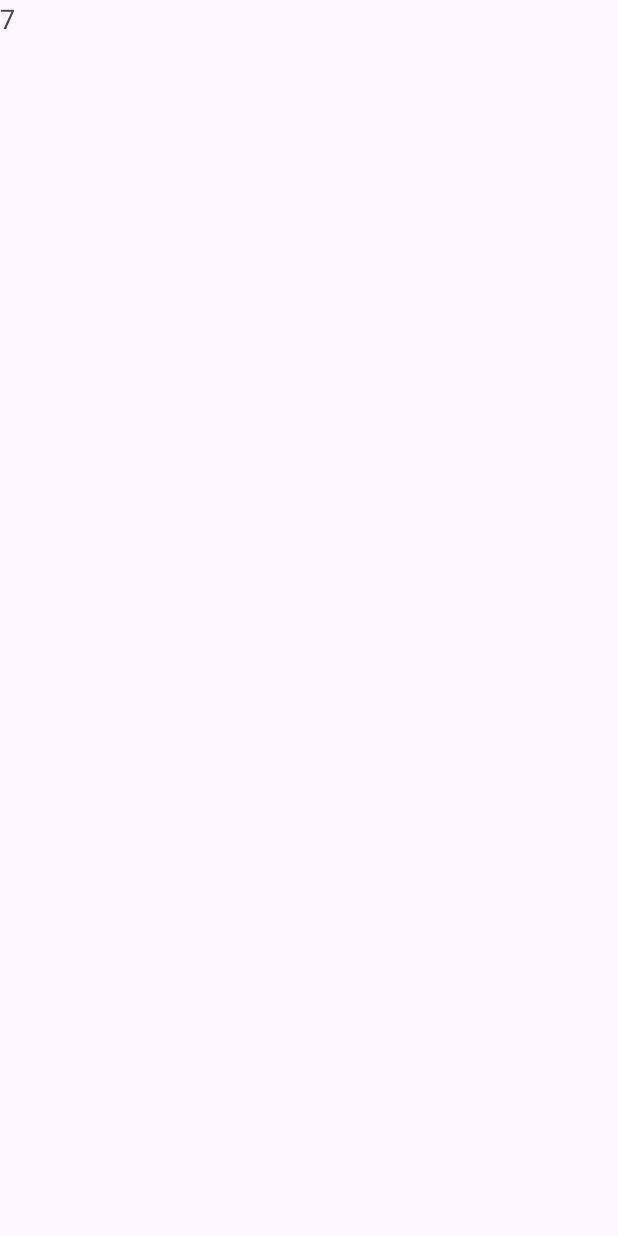
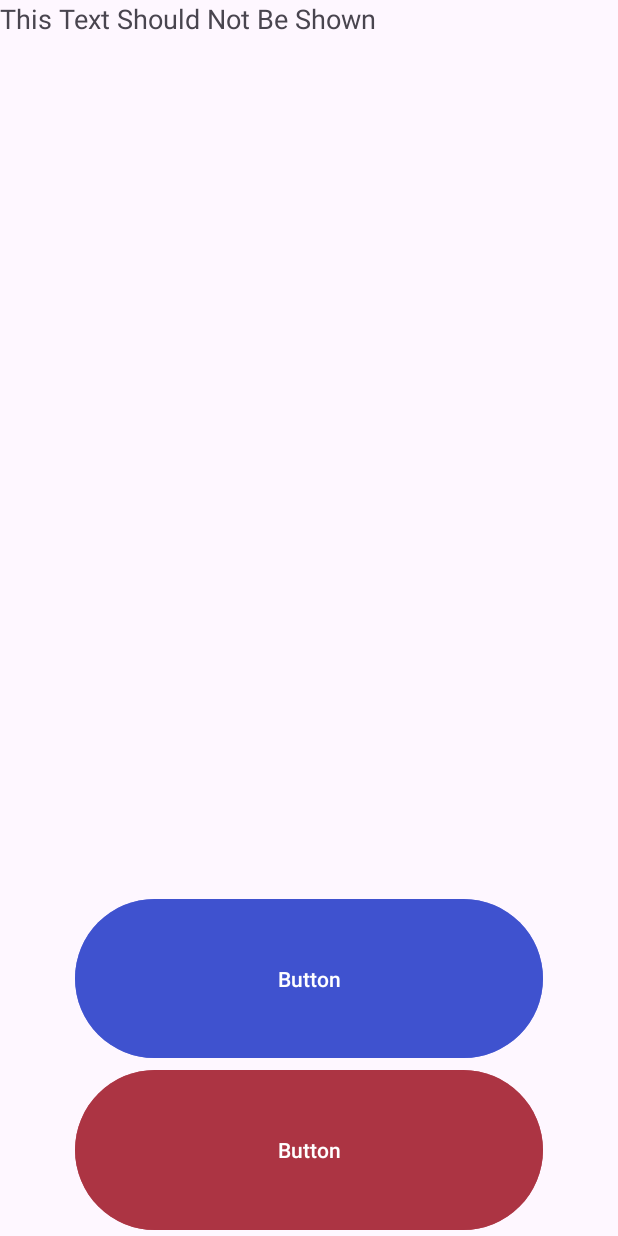
Before and after one commit to greenfly-blub/Memory-App, an Android app built with Jetpack Compose: the Village_Activity screen opened directly, with no data from a screen before it, on a phone screen of 412 x 824 dp. Before the commit the screen is almost empty. Run offline under Robolectric (Android 15) with nearby library versions, the phone set to English and light mode, and no system bars.

```diff
--- /dev/null
+++ b/app/src/main/java/com/example/alzheimer_project/End_Activity.java
@@ -0,0 +1,6 @@
+package com.example.alzheimer_project;
+
+public class End_Activity
+{
+
+}
--- a/app/src/main/java/com/example/alzheimer_project/Village.java
+++ b/app/src/main/java/com/example/alzheimer_project/Village.java
@@ -4,7 +4,10 @@ import java.util.Random;
 
 public class Village {
 
-    public static int generateRandomNumber() {
+    public static int generateRndNumFive() {
+        Random random = new Random();
+        return random.nextInt(5) + 1; // Zufällige Zahl zwischen 1 und 5
+    }    public static int generateRndNumTen() {
         Random random = new Random();
         return random.nextInt(10) + 1; // Zufällige Zahl zwischen 1 und 10
     }
--- a/app/src/main/java/com/example/alzheimer_project/Village_Activity.java
+++ b/app/src/main/java/com/example/alzheimer_project/Village_Activity.java
@@ -1,22 +1,61 @@
 package com.example.alzheimer_project;
 
+import android.content.Intent;
 import android.os.Bundle;
+import android.view.View;
+import android.widget.Button;
 import android.widget.TextView;
 
 import androidx.appcompat.app.AppCompatActivity;
 
-public class Village_Activity extends AppCompatActivity
-{
+public class Village_Activity extends AppCompatActivity {
+    private int counter = 0;
+
     @Override
     protected void onCreate(Bundle savedInstanceState) {
         super.onCreate(savedInstanceState);
         setContentView(R.layout.activity_village);
 
-        // Verwende die generateRandomNumber-Methode aus der Village-Klasse
-        int randomNumber = Village.generateRandomNumber();
+        // Initialisiere die TextView, um die zufällige Zahl anzuzeigen
+        final TextView randomNumberTextView = findViewById(R.id.tv_random_number);
 
-        // Zeige die zufällige Zahl in der TextView an
-        TextView randomNumberTextView = findViewById(R.id.tv_random_number);
-        randomNumberTextView.setText(String.valueOf(randomNumber));
+        // Initialisiere die Buttons
+        final Button btnChoice1 = findViewById(R.id.btn_choice1);
+        final Button btnChoice2 = findViewById(R.id.btn_choice2);
+
+        // Setze die OnClickListener für die Buttons
+        btnChoice1.setOnClickListener(new View.OnClickListener() {
+            @Override
+            public void onClick(View view) {
+                // Rufe generateRndNumTen() auf
+                int randomNumber = Village.generateRndNumTen();
+                // Zeige die zufällige Zahl in der TextView an
+                randomNumberTextView.setText(String.valueOf(randomNumber));
+
+                // Überprüfe, ob fünf Wiederholungen erreicht wurden
+                if (++counter >= 5) {
+                    // Wechsle zur End_Activity
+                    startActivity(new Intent(Village_Activity.this, End_Activity.class));
+                    finish(); // Beende die aktuelle Activity
+                }
+            }
+        });
+
+        btnChoice2.setOnClickListener(new View.OnClickListener() {
+            @Override
+            public void onClick(View view) {
+                // Rufe generateRndNumFive() auf
+                int randomNumber = Village.generateRndNumFive();
+                // Zeige die zufällige Zahl in der TextView an
+                randomNumberTextView.setText(String.valueOf(randomNumber));
+
+                // Überprüfe, ob fünf Wiederholungen erreicht wurden
+                if (++counter >= 5) {
+                    // Wechsle zur End_Activity
+                    startActivity(new Intent(Village_Activity.this, End_Activity.class));
+                    finish(); // Beende die aktuelle Activity
+                }
+            }
+        });
     }
 }
--- /dev/null
+++ b/app/src/main/res/layout/activity_end.xml
@@ -0,0 +1,6 @@
+<?xml version="1.0" encoding="utf-8"?>
+<androidx.constraintlayout.widget.ConstraintLayout xmlns:android="http://schemas.android.com/apk/res/android"
+    android:layout_width="match_parent"
+    android:layout_height="match_parent">
+
+</androidx.constraintlayout.widget.ConstraintLayout>
--- a/app/src/main/res/layout/activity_village.xml
+++ b/app/src/main/res/layout/activity_village.xml
@@ -17,8 +17,30 @@
             android:id="@+id/tv_random_number"
             android:layout_width="wrap_content"
             android:layout_height="wrap_content"
-            android:text="@string/app_name"
+            android:layout_weight="5"
+            android:text="This Text Should Not Be Shown"
             android:textSize="18sp" />
+
+        <Button
+            android:id="@+id/btn_choice1"
+            android:layout_width="match_parent"
+            android:layout_height="0dp"
+            android:layout_marginLeft="50dp"
+            android:layout_marginRight="50dp"
+            android:layout_weight="1"
+            android:backgroundTint="@color/btn_color_1"
+            android:text="Button" />
+
+        <Button
+            android:id="@+id/btn_choice2"
+            android:layout_width="match_parent"
+            android:layout_height="0dp"
+            android:layout_marginLeft="50dp"
+            android:layout_marginRight="50dp"
+            android:layout_weight="1"
+            android:backgroundTint="@color/btn_color_2"
+            android:text="Button" />
+
     </LinearLayout>
 
 
```
